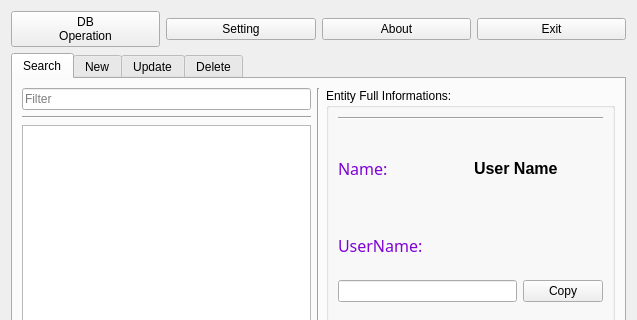
Old version of the form mainui.ui in the repository hrshadhin/TuxPass; both pictures show x 0 to 637 and y 0 to 320 of the 637 by 637 pixel window.
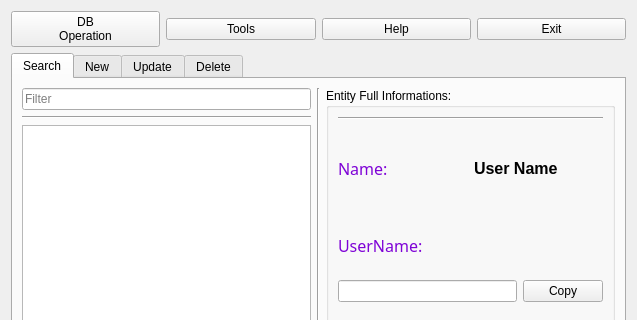
New version of the form. Icons and pictures are not drawn.

```diff
--- a/mainui.ui
+++ b/mainui.ui
@@ -51,7 +51,7 @@
          <item>
           <widget class="QPushButton" name="pushButton_2">
            <property name="text">
-            <string>Setting</string>
+            <string>Tools</string>
            </property>
            <property name="icon">
             <iconset resource="icons/rec.qrc">
@@ -68,7 +68,7 @@
          <item>
           <widget class="QPushButton" name="pushButton_3">
            <property name="text">
-            <string>About</string>
+            <string>Help</string>
            </property>
            <property name="icon">
             <iconset resource="icons/rec.qrc">
```
